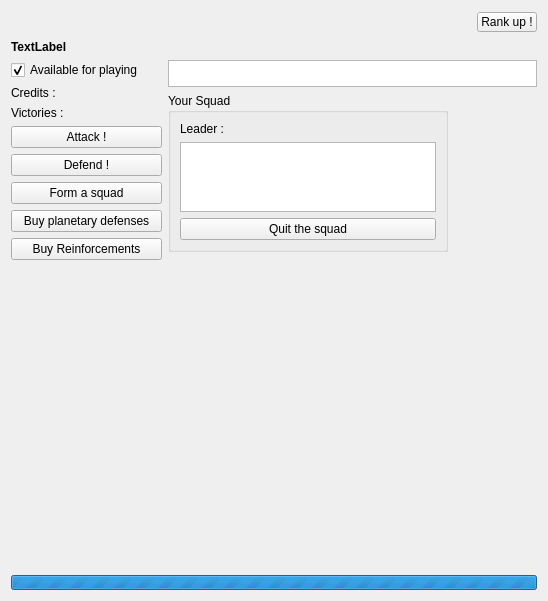
This is src/_res/galacticwar/infopanel.ui in FAForever/client as Qt 5 draws it before an edit. The edited form follows.
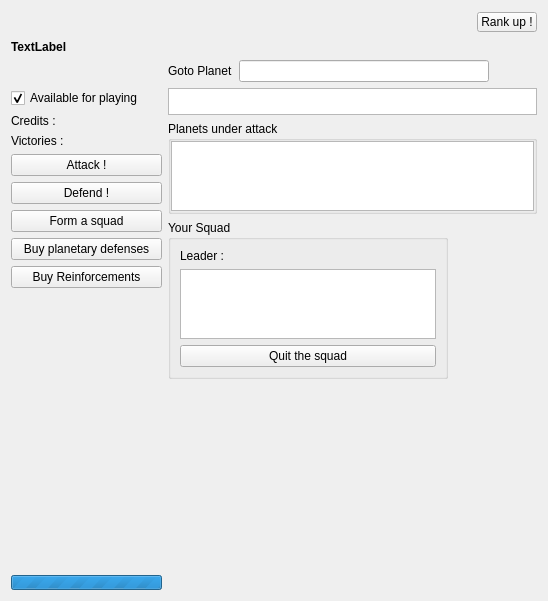
This is the edited form.

Commit message: New move to planet commands + defense panel.

Diff of the .ui file:
```diff
--- a/src/_res/galacticwar/infopanel.ui
+++ b/src/_res/galacticwar/infopanel.ui
@@ -78,7 +78,28 @@
      </item>
     </layout>
    </item>
-   <item row="1" column="0" rowspan="3">
+   <item row="1" column="1">
+    <layout class="QHBoxLayout" name="horizontalLayout_4">
+     <item>
+      <widget class="QLabel" name="label_2">
+       <property name="text">
+        <string>Goto Planet</string>
+       </property>
+      </widget>
+     </item>
+     <item>
+      <widget class="QLineEdit" name="findPlanet">
+       <property name="minimumSize">
+        <size>
+         <width>250</width>
+         <height>0</height>
+        </size>
+       </property>
+      </widget>
+     </item>
+    </layout>
+   </item>
+   <item row="2" column="0" rowspan="4">
     <layout class="QVBoxLayout" name="verticalLayout_2">
      <item>
       <widget class="QCheckBox" name="awayBox">
@@ -233,7 +254,7 @@
      </item>
     </layout>
    </item>
-   <item row="1" column="1" colspan="2">
+   <item row="2" column="1" colspan="2">
     <widget class="QListWidget" name="attackListWidget">
      <property name="minimumSize">
       <size>
@@ -249,7 +270,7 @@
      </property>
     </widget>
    </item>
-   <item row="2" column="1">
+   <item row="4" column="1">
     <widget class="QGroupBox" name="squadBox">
      <property name="sizePolicy">
       <sizepolicy hsizetype="Fixed" vsizetype="Fixed">
@@ -294,7 +315,7 @@
      </layout>
     </widget>
    </item>
-   <item row="2" column="2">
+   <item row="4" column="2">
     <spacer name="horizontalSpacer">
      <property name="orientation">
       <enum>Qt::Horizontal</enum>
@@ -307,7 +328,7 @@
      </property>
     </spacer>
    </item>
-   <item row="3" column="1">
+   <item row="5" column="1">
     <spacer name="verticalSpacer_2">
      <property name="orientation">
       <enum>Qt::Vertical</enum>
@@ -320,7 +341,7 @@
      </property>
     </spacer>
    </item>
-   <item row="4" column="0" colspan="3">
+   <item row="6" column="0">
     <widget class="QProgressBar" name="searchProgress">
      <property name="font">
       <font>
@@ -347,6 +368,24 @@
      </property>
     </widget>
    </item>
+   <item row="3" column="1" colspan="2">
+    <widget class="QGroupBox" name="defenseBox">
+     <property name="title">
+      <string>Planets under attack</string>
+     </property>
+     <property name="flat">
+      <bool>true</bool>
+     </property>
+     <layout class="QGridLayout" name="gridLayout_2">
+      <property name="margin">
+       <number>0</number>
+      </property>
+      <item row="0" column="0">
+       <widget class="QListWidget" name="defenseListWidget"/>
+      </item>
+     </layout>
+    </widget>
+   </item>
   </layout>
   <zorder>attackListWidget</zorder>
   <zorder>squadBox</zorder>
```
Left out of the diff: 3 changed lines with no effect on the pictures. The commit also changes 8 other files.
